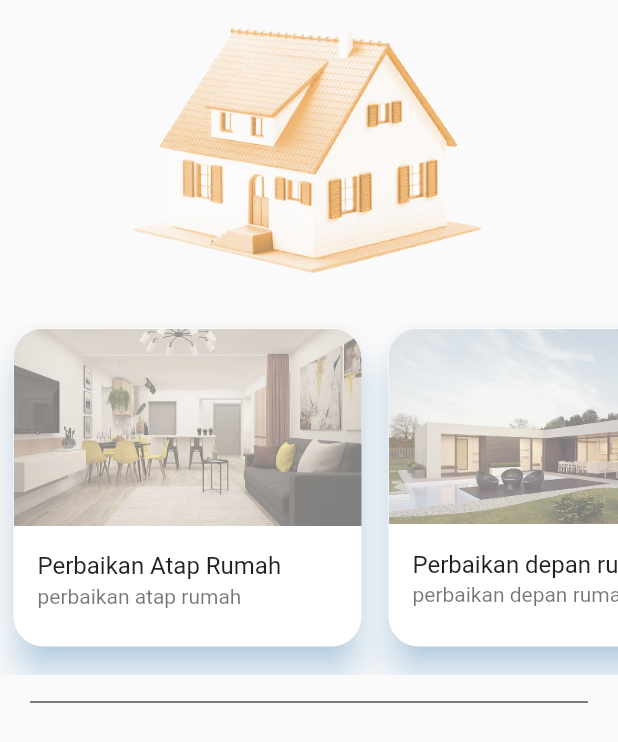
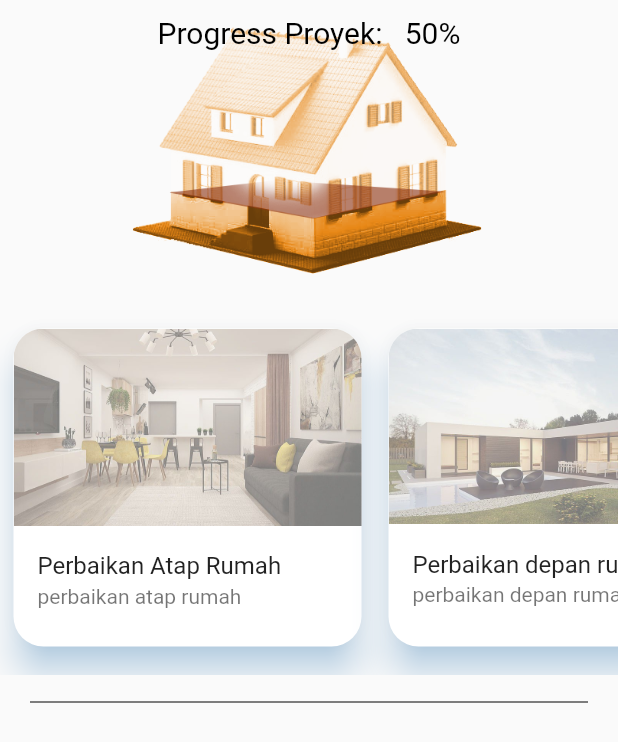
Before and after one commit to qisashasanudin/bangunin_id, a Flutter app: the WeeklyProgress widget shown alone on an empty page, opened directly with empty values, on a phone screen of 412 x 824 dp. Shown: the top 742 px of the screen. Run offline on Flutter 3.47's test engine with Material 2 defaults, Android fonts, the phone set to English and light mode, and no system bars; our stand-ins replace cloud_firestore, firebase_auth, firebase_core, firebase_storage, flutter_speed_dial, flutter_spinkit and 5 more; accounts and stored records are empty.

Commit message:
progress proyek

```diff
--- a/lib/screens/mainmenu/home/projects/view_project/weekly_progress.dart
+++ b/lib/screens/mainmenu/home/projects/view_project/weekly_progress.dart
@@ -25,11 +25,20 @@ class _WeeklyProgressState extends State<WeeklyProgress> {
       physics: NeverScrollableScrollPhysics(),
       children: [
         Container(
+          padding: EdgeInsets.fromLTRB(0, 10, 0, 0),
           height: 200,
           width: 200,
+          child: Text(
+            'Progress Proyek:   50%',
+            textAlign: TextAlign.center,
+            style: TextStyle(
+                color: Colors.black,
+                fontWeight: FontWeight.normal,
+                fontSize: 20),
+          ),
           decoration: BoxDecoration(
             image: DecorationImage(
-              image: AssetImage("assets/img/UI/persennol.png"),
+              image: AssetImage("assets/img/UI/persen1.png"),
               fit: BoxFit.contain,
             ),
           ),
```
